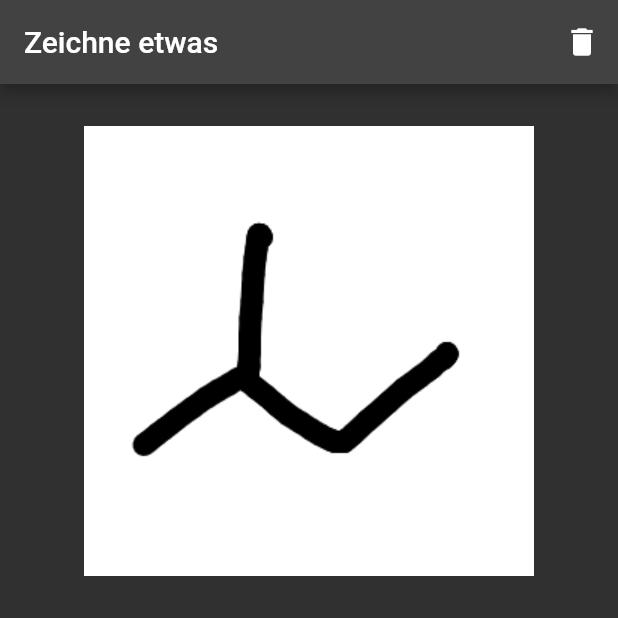
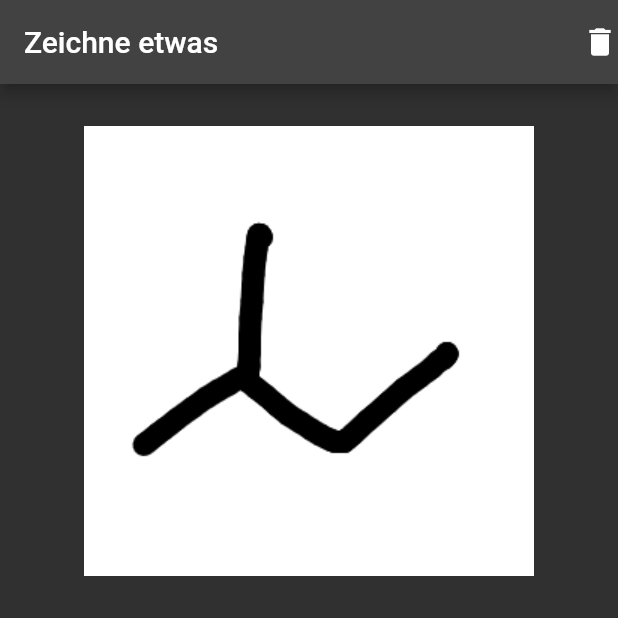
Before and after one commit to SirSimon04/DeepChemistryApp, a Flutter app: the screen it shows after launch, on a phone screen of 412 x 824 dp, the top half of it. Run offline on Flutter 3.47's test engine with Material 2 defaults, Android fonts, the phone set to English and light mode, and no system bars; drawn by our look-alikes of flutter_platform_widgets, screenshot; our stand-ins replace image_gallery_saver.

Commit message:
Fix delete button

```diff
--- a/lib/screens/drawing_screen/drawing_screen.dart
+++ b/lib/screens/drawing_screen/drawing_screen.dart
@@ -66,18 +66,26 @@ class _DrawingScreenState extends State<DrawingScreen> {
       appBar: PlatformAppBar(
         title: const Text("Zeichne etwas"),
         trailingActions: [
-          PlatformIconButton(
-            onPressed: () => _customDrawingWidgetStateKey.currentState!.clear(),
-            materialIcon: const Icon(Icons.delete),
-            cupertinoIcon: const Icon(CupertinoIcons.delete),
+          GestureDetector(
+            onTap: () => _customDrawingWidgetStateKey.currentState!.clear(),
+            child: Icon(
+              context.platformIcon(
+                material: Icons.delete,
+                cupertino: Icons.delete,
+              ),
+            ),
           ),
+          // PlatformIconButton(
+          //   onPressed: () => _customDrawingWidgetStateKey.currentState!.clear(),
+          //   materialIcon: const Icon(Icons.delete),
+          //   cupertinoIcon: const Icon(CupertinoIcons.delete),
+          // ),
         ],
       ),
       material: (_, __) => MaterialScaffoldData(
         floatingActionButton: FloatingActionButton(
           child: const Icon(Icons.save),
           onPressed: () async {
-            //TODO: add loading indicator
             setState(() {
               _isLoading = true;
             });
@@ -90,20 +98,6 @@ class _DrawingScreenState extends State<DrawingScreen> {
         ),
       ),
       cupertino: (_, __) => CupertinoPageScaffoldData(),
-      // floatingActionButton: FloatingActionButton(
-      //   child: const Icon(Icons.save),
-      //   onPressed: () async {
-      //     //TODO: add loading indicator
-      //     setState(() {
-      //       _isLoading = true;
-      //     });
-      //     await _customDrawingWidgetStateKey.currentState!.save();
-      //     updateImage();
-      //     setState(() {
-      //       _isLoading = false;
-      //     });
-      //   },
-      // ),
       body: Stack(
         children: [
           Center(
```
